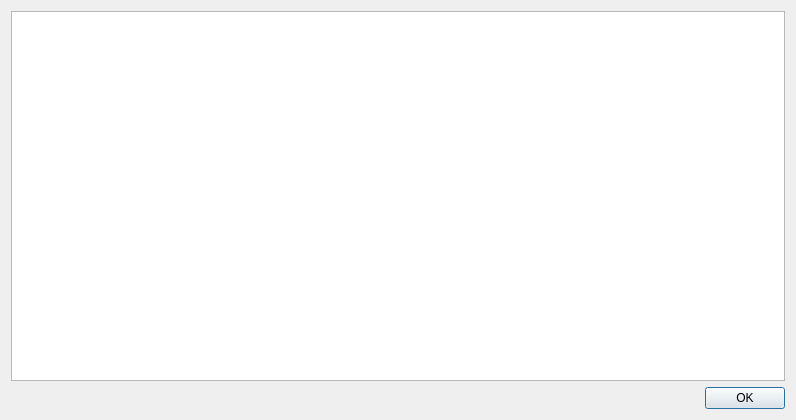
ambiesoft/SceneExplorer, file src/showlastscanerrorsdialog.ui: the form before one commit.
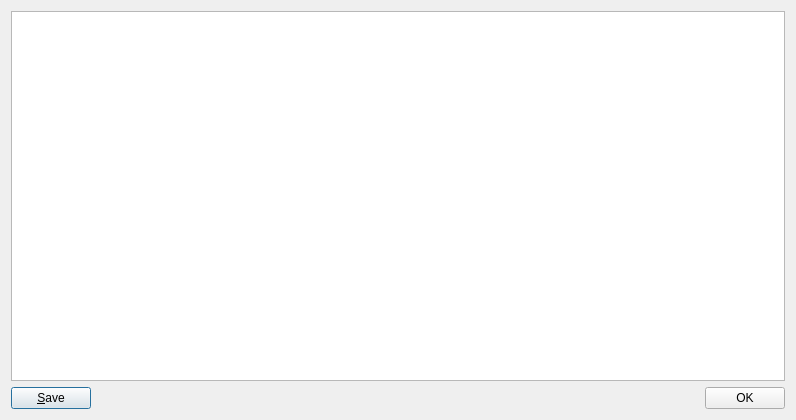
The form after the commit.

Commit message: Added: Added the ability to save errors to a file in the “Last Scan Error” dialog.

```diff
--- a/src/showlastscanerrorsdialog.ui
+++ b/src/showlastscanerrorsdialog.ui
@@ -28,13 +28,51 @@
     </widget>
    </item>
    <item>
-    <widget class="QDialogButtonBox" name="buttonBox">
-     <property name="orientation">
-      <enum>Qt::Horizontal</enum>
-     </property>
-     <property name="standardButtons">
-      <set>QDialogButtonBox::Ok</set>
-     </property>
+    <widget class="QWidget" name="widget" native="true">
+     <layout class="QHBoxLayout" name="horizontalLayout">
+      <property name="spacing">
+       <number>0</number>
+      </property>
+      <property name="leftMargin">
+       <number>0</number>
+      </property>
+      <property name="topMargin">
+       <number>0</number>
+      </property>
+      <property name="rightMargin">
+       <number>0</number>
+      </property>
+      <property name="bottomMargin">
+       <number>0</number>
+      </property>
+      <item>
+       <widget class="QPushButton" name="pbSave">
+        <property name="text">
+         <string>&amp;Save</string>
+        </property>
+       </widget>
+      </item>
+      <item>
+       <spacer name="horizontalSpacer">
+        <property name="orientation">
+         <enum>Qt::Horizontal</enum>
+        </property>
+        <property name="sizeHint" stdset="0">
+         <size>
+          <width>40</width>
+          <height>20</height>
+         </size>
+        </property>
+       </spacer>
+      </item>
+      <item alignment="Qt::AlignRight">
+       <widget class="QPushButton" name="pbOk">
+        <property name="text">
+         <string>OK</string>
+        </property>
+       </widget>
+      </item>
+     </layout>
     </widget>
    </item>
   </layout>
```
Left out of the diff: 35 changed lines with no effect on the pictures. The commit also changes 5 other files.
